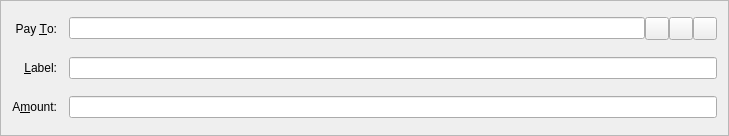
Before: the Qt Designer form src/qt/forms/sendcoinsentry.ui in gridcoin/Gridcoin-master, drawn with Qt 5.
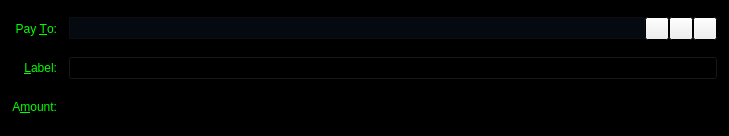
After: the same form once the commit is applied. Icons and pictures are not drawn. Custom widgets are drawn as their Qt base class.

```diff
--- a/src/qt/forms/sendcoinsentry.ui
+++ b/src/qt/forms/sendcoinsentry.ui
@@ -10,9 +10,103 @@
     <height>136</height>
    </rect>
   </property>
+  <property name="palette">
+   <palette>
+    <active>
+     <colorrole role="WindowText">
+      <brush brushstyle="SolidPattern">
+       <color alpha="255">
+        <red>0</red>
+        <green>255</green>
+        <blue>0</blue>
+       </color>
+      </brush>
+     </colorrole>
+     <colorrole role="Base">
+      <brush brushstyle="SolidPattern">
+       <color alpha="255">
+        <red>0</red>
+        <green>0</green>
+        <blue>0</blue>
+       </color>
+      </brush>
+     </colorrole>
+     <colorrole role="Window">
+      <brush brushstyle="SolidPattern">
+       <color alpha="255">
+        <red>0</red>
+        <green>0</green>
+        <blue>0</blue>
+       </color>
+      </brush>
+     </colorrole>
+    </active>
+    <inactive>
+     <colorrole role="WindowText">
+      <brush brushstyle="SolidPattern">
+       <color alpha="255">
+        <red>0</red>
+        <green>255</green>
+        <blue>0</blue>
+       </color>
+      </brush>
+     </colorrole>
+     <colorrole role="Base">
+      <brush brushstyle="SolidPattern">
+       <color alpha="255">
+        <red>0</red>
+        <green>0</green>
+        <blue>0</blue>
+       </color>
+      </brush>
+     </colorrole>
+     <colorrole role="Window">
+      <brush brushstyle="SolidPattern">
+       <color alpha="255">
+        <red>0</red>
+        <green>0</green>
+        <blue>0</blue>
+       </color>
+      </brush>
+     </colorrole>
+    </inactive>
+    <disabled>
+     <colorrole role="WindowText">
+      <brush brushstyle="SolidPattern">
+       <color alpha="255">
+        <red>120</red>
+        <green>120</green>
+        <blue>120</blue>
+       </color>
+      </brush>
+     </colorrole>
+     <colorrole role="Base">
+      <brush brushstyle="SolidPattern">
+       <color alpha="255">
+        <red>0</red>
+        <green>0</green>
+        <blue>0</blue>
+       </color>
+      </brush>
+     </colorrole>
+     <colorrole role="Window">
+      <brush brushstyle="SolidPattern">
+       <color alpha="255">
+        <red>0</red>
+        <green>0</green>
+        <blue>0</blue>
+       </color>
+      </brush>
+     </colorrole>
+    </disabled>
+   </palette>
+  </property>
   <property name="windowTitle">
    <string>Form</string>
   </property>
+  <property name="autoFillBackground">
+   <bool>true</bool>
+  </property>
   <property name="frameShape">
    <enum>QFrame::StyledPanel</enum>
   </property>
@@ -50,7 +144,480 @@
     </widget>
    </item>
    <item row="5" column="1">
-    <widget class="BitcoinAmountField" name="payAmount"/>
+    <widget class="BitcoinAmountField" name="payAmount">
+     <property name="palette">
+      <palette>
+       <active>
+        <colorrole role="WindowText">
+         <brush brushstyle="SolidPattern">
+          <color alpha="255">
+           <red>0</red>
+           <green>255</green>
+           <blue>0</blue>
+          </color>
+         </brush>
+        </colorrole>
+        <colorrole role="Button">
+         <brush brushstyle="SolidPattern">
+          <color alpha="255">
+           <red>0</red>
+           <green>0</green>
+           <blue>0</blue>
+          </color>
+         </brush>
+        </colorrole>
+        <colorrole role="Light">
+         <brush brushstyle="SolidPattern">
+          <color alpha="255">
+           <red>0</red>
+           <green>0</green>
+           <blue>0</blue>
+          </color>
+         </brush>
+        </colorrole>
+        <colorrole role="Midlight">
+         <brush brushstyle="SolidPattern">
+          <color alpha="255">
+           <red>0</red>
+           <green>0</green>
+           <blue>0</blue>
+          </color>
+         </brush>
+        </colorrole>
+        <colorrole role="Dark">
+         <brush brushstyle="SolidPattern">
+          <color alpha="255">
+           <red>0</red>
+           <green>0</green>
+           <blue>0</blue>
+          </color>
+         </brush>
+        </colorrole>
+        <colorrole role="Mid">
+         <brush brushstyle="SolidPattern">
+          <color alpha="255">
+           <red>0</red>
+           <green>0</green>
+           <blue>0</blue>
+          </color>
+         </brush>
+        </colorrole>
+        <colorrole role="Text">
+         <brush brushstyle="SolidPattern">
+          <color alpha="255">
+           <red>0</red>
+           <green>255</green>
+           <blue>0</blue>
+          </color>
+         </brush>
+        </colorrole>
+        <colorrole role="BrightText">
+         <brush brushstyle="SolidPattern">
+          <color alpha="255">
+           <red>0</red>
+           <green>0</green>
+           <blue>0</blue>
+          </color>
+         </brush>
+        </colorrole>
+        <colorrole role="ButtonText">
+         <brush brushstyle="SolidPattern">
+          <color alpha="255">
+           <red>0</red>
+           <green>255</green>
+           <blue>0</blue>
+          </color>
+         </brush>
+        </colorrole>
+        <colorrole role="Base">
+         <brush brushstyle="SolidPattern">
+          <color alpha="255">
+           <red>0</red>
+           <green>0</green>
+           <blue>0</blue>
+          </color>
+         </brush>
+        </colorrole>
+        <colorrole role="Window">
+         <brush brushstyle="SolidPattern">
+          <color alpha="255">
+           <red>0</red>
+           <green>0</green>
+           <blue>0</blue>
+          </color>
+         </brush>
+        </colorrole>
+        <colorrole role="Shadow">
+         <brush brushstyle="SolidPattern">
+          <color alpha="255">
+           <red>0</red>
+           <green>0</green>
+           <blue>0</blue>
+          </color>
+         </brush>
+        </colorrole>
+        <colorrole role="HighlightedText">
+         <brush brushstyle="SolidPattern">
+          <color alpha="255">
+           <red>0</red>
+           <green>255</green>
+           <blue>0</blue>
+          </color>
+         </brush>
+        </colorrole>
+        <colorrole role="AlternateBase">
+         <brush brushstyle="SolidPattern">
+          <color alpha="255">
+           <red>4</red>
+           <green>4</green>
+           <blue>4</blue>
+          </color>
+         </brush>
+        </colorrole>
+        <colorrole role="NoRole">
+         <brush brushstyle="SolidPattern">
+          <color alpha="255">
+           <red>4</red>
+           <green>4</green>
+           <blue>4</blue>
+          </color>
+         </brush>
+        </colorrole>
+        <colorrole role="ToolTipBase">
+         <brush brushstyle="SolidPattern">
+          <color alpha="255">
+           <red>255</red>
+           <green>255</green>
+           <blue>220</blue>
+          </color>
+         </brush>
+        </colorrole>
+        <colorrole role="ToolTipText">
+         <brush brushstyle="SolidPattern">
+          <color alpha="255">
+           <red>0</red>
+           <green>0</green>
+           <blue>0</blue>
+          </color>
+         </brush>
+        </colorrole>
+       </active>
+       <inactive>
+        <colorrole role="WindowText">
+         <brush brushstyle="SolidPattern">
+          <color alpha="255">
+           <red>0</red>
+           <green>255</green>
+           <blue>0</blue>
+          </color>
+         </brush>
+        </colorrole>
+        <colorrole role="Button">
+         <brush brushstyle="SolidPattern">
+          <color alpha="255">
+           <red>0</red>
+           <green>0</green>
+           <blue>0</blue>
+          </color>
+         </brush>
+        </colorrole>
+        <colorrole role="Light">
+         <brush brushstyle="SolidPattern">
+          <color alpha="255">
+           <red>0</red>
+           <green>0</green>
+           <blue>0</blue>
+          </color>
+         </brush>
+        </colorrole>
+        <colorrole role="Midlight">
+         <brush brushstyle="SolidPattern">
+          <color alpha="255">
+           <red>0</red>
+           <green>0</green>
+           <blue>0</blue>
+          </color>
+         </brush>
+        </colorrole>
+        <colorrole role="Dark">
+         <brush brushstyle="SolidPattern">
+          <color alpha="255">
+           <red>0</red>
+           <green>0</green>
+           <blue>0</blue>
+          </color>
+         </brush>
+        </colorrole>
+        <colorrole role="Mid">
+         <brush brushstyle="SolidPattern">
+          <color alpha="255">
+           <red>0</red>
+           <green>0</green>
+           <blue>0</blue>
+          </color>
+         </brush>
+        </colorrole>
+        <colorrole role="Text">
+         <brush brushstyle="SolidPattern">
+          <color alpha="255">
+           <red>0</red>
+           <green>255</green>
+           <blue>0</blue>
+          </color>
+         </brush>
+        </colorrole>
+        <colorrole role="BrightText">
+         <brush brushstyle="SolidPattern">
+          <color alpha="255">
+           <red>0</red>
+           <green>0</green>
+           <blue>0</blue>
+          </color>
+         </brush>
+        </colorrole>
+        <colorrole role="ButtonText">
+         <brush brushstyle="SolidPattern">
+          <color alpha="255">
+           <red>0</red>
+           <green>255</green>
+           <blue>0</blue>
+          </color>
+         </brush>
+        </colorrole>
+        <colorrole role="Base">
+         <brush brushstyle="SolidPattern">
+          <color alpha="255">
+           <red>0</red>
+           <green>0</green>
+           <blue>0</blue>
+          </color>
+         </brush>
+        </colorrole>
+        <colorrole role="Window">
+         <brush brushstyle="SolidPattern">
+          <color alpha="255">
+           <red>0</red>
+           <green>0</green>
+           <blue>0</blue>
+          </color>
+         </brush>
+        </colorrole>
+        <colorrole role="Shadow">
+         <brush brushstyle="SolidPattern">
+          <color alpha="255">
+           <red>0</red>
+           <green>0</green>
+           <blue>0</blue>
+          </color>
+         </brush>
+        </colorrole>
+        <colorrole role="HighlightedText">
+         <brush brushstyle="SolidPattern">
+          <color alpha="255">
+           <red>0</red>
+           <green>255</green>
+           <blue>0</blue>
+          </color>
+         </brush>
+        </colorrole>
+        <colorrole role="AlternateBase">
+         <brush brushstyle="SolidPattern">
+          <color alpha="255">
+           <red>4</red>
+           <green>4</green>
+           <blue>4</blue>
+          </color>
+         </brush>
+        </colorrole>
+        <colorrole role="NoRole">
+         <brush brushstyle="SolidPattern">
+          <color alpha="255">
+           <red>4</red>
+           <green>4</green>
+           <blue>4</blue>
+          </color>
+         </brush>
+        </colorrole>
+        <colorrole role="ToolTipBase">
+         <brush brushstyle="SolidPattern">
+          <color alpha="255">
+           <red>255</red>
+           <green>255</green>
+           <blue>220</blue>
+          </color>
+         </brush>
+        </colorrole>
+        <colorrole role="ToolTipText">
+         <brush brushstyle="SolidPattern">
+          <color alpha="255">
+           <red>0</red>
+           <green>0</green>
+           <blue>0</blue>
+          </color>
+         </brush>
+        </colorrole>
+       </inactive>
+       <disabled>
+        <colorrole role="WindowText">
+         <brush brushstyle="SolidPattern">
+          <color alpha="255">
+           <red>0</red>
+           <green>0</green>
+           <blue>0</blue>
+          </color>
+         </brush>
+        </colorrole>
+        <colorrole role="Button">
+         <brush brushstyle="SolidPattern">
+          <color alpha="255">
+           <red>0</red>
+           <green>0</green>
+           <blue>0</blue>
+          </color>
+         </brush>
+        </colorrole>
+        <colorrole role="Light">
+         <brush brushstyle="SolidPattern">
+          <color alpha="255">
+           <red>0</red>
+           <green>0</green>
+           <blue>0</blue>
+          </color>
+         </brush>
+        </colorrole>
+        <colorrole role="Midlight">
+         <brush brushstyle="SolidPattern">
+          <color alpha="255">
+           <red>0</red>
+           <green>0</green>
+           <blue>0</blue>
+          </color>
+         </brush>
+        </colorrole>
+        <colorrole role="Dark">
+         <brush brushstyle="SolidPattern">
+          <color alpha="255">
+           <red>0</red>
+           <green>0</green>
+           <blue>0</blue>
+          </color>
+         </brush>
+        </colorrole>
+        <colorrole role="Mid">
+         <brush brushstyle="SolidPattern">
+          <color alpha="255">
+           <red>0</red>
+           <green>0</green>
+           <blue>0</blue>
+          </color>
+         </brush>
+        </colorrole>
+        <colorrole role="Text">
+         <brush brushstyle="SolidPattern">
+          <color alpha="255">
+           <red>0</red>
+           <green>0</green>
+           <blue>0</blue>
+          </color>
+         </brush>
+        </colorrole>
+        <colorrole role="BrightText">
+         <brush brushstyle="SolidPattern">
+          <color alpha="255">
+           <red>0</red>
+           <green>0</green>
+           <blue>0</blue>
+          </color>
+         </brush>
+        </colorrole>
+        <colorrole role="ButtonText">
+         <brush brushstyle="SolidPattern">
+          <color alpha="255">
+           <red>0</red>
+           <green>0</green>
+           <blue>0</blue>
+          </color>
+         </brush>
+        </colorrole>
+        <colorrole role="Base">
+         <brush brushstyle="SolidPattern">
+          <color alpha="255">
+           <red>0</red>
+           <green>0</green>
+           <blue>0</blue>
+          </color>
+         </brush>
+        </colorrole>
+        <colorrole role="Window">
+         <brush brushstyle="SolidPattern">
+          <color alpha="255">
+           <red>0</red>
+           <green>0</green>
+           <blue>0</blue>
+          </color>
+         </brush>
+        </colorrole>
+        <colorrole role="Shadow">
+         <brush brushstyle="SolidPattern">
+          <color alpha="255">
+           <red>0</red>
+           <green>0</green>
+           <blue>0</blue>
+          </color>
+         </brush>
+        </colorrole>
+        <colorrole role="HighlightedText">
+         <brush brushstyle="SolidPattern">
+          <color alpha="255">
+           <red>0</red>
+           <green>255</green>
+           <blue>0</blue>
+          </color>
+         </brush>
+        </colorrole>
+        <colorrole role="AlternateBase">
+         <brush brushstyle="SolidPattern">
+          <color alpha="255">
+           <red>4</red>
+           <green>4</green>
+           <blue>4</blue>
+          </color>
+         </brush>
+        </colorrole>
+        <colorrole role="NoRole">
+         <brush brushstyle="SolidPattern">
+          <color alpha="255">
+           <red>4</red>
+           <green>4</green>
+           <blue>4</blue>
+          </color>
+         </brush>
+        </colorrole>
+        <colorrole role="ToolTipBase">
+         <brush brushstyle="SolidPattern">
+          <color alpha="255">
+           <red>255</red>
+           <green>255</green>
+           <blue>220</blue>
+          </color>
+         </brush>
+        </colorrole>
+        <colorrole role="ToolTipText">
+         <brush brushstyle="SolidPattern">
+          <color alpha="255">
+           <red>0</red>
+           <green>0</green>
+           <blue>0</blue>
+          </color>
+         </brush>
+        </colorrole>
+       </disabled>
+      </palette>
+     </property>
+     <property name="autoFillBackground">
+      <bool>true</bool>
+     </property>
+    </widget>
    </item>
    <item row="4" column="0">
     <widget class="QLabel" name="label_4">
@@ -72,9 +639,481 @@
      </property>
      <item>
       <widget class="QValidatedLineEdit" name="payTo">
+       <property name="palette">
+        <palette>
+         <active>
+          <colorrole role="WindowText">
+           <brush brushstyle="SolidPattern">
+            <color alpha="255">
+             <red>0</red>
+             <green>255</green>
+             <blue>0</blue>
+            </color>
+           </brush>
+          </colorrole>
+          <colorrole role="Button">
+           <brush brushstyle="SolidPattern">
+            <color alpha="255">
+             <red>33</red>
+             <green>33</green>
+             <blue>33</blue>
+            </color>
+           </brush>
+          </colorrole>
+          <colorrole role="Light">
+           <brush brushstyle="SolidPattern">
+            <color alpha="255">
+             <red>49</red>
+             <green>49</green>
+             <blue>49</blue>
+            </color>
+           </brush>
+          </colorrole>
+          <colorrole role="Midlight">
+           <brush brushstyle="SolidPattern">
+            <color alpha="255">
+             <red>41</red>
+             <green>41</green>
+             <blue>41</blue>
+            </color>
+           </brush>
+          </colorrole>
+          <colorrole role="Dark">
+           <brush brushstyle="SolidPattern">
+            <color alpha="255">
+             <red>16</red>
+             <green>16</green>
+             <blue>16</blue>
+            </color>
+           </brush>
+          </colorrole>
+          <colorrole role="Mid">
+           <brush brushstyle="SolidPattern">
+            <color alpha="255">
+             <red>22</red>
+             <green>22</green>
+             <blue>22</blue>
+            </color>
+           </brush>
+          </colorrole>
+          <colorrole role="Text">
+           <brush brushstyle="SolidPattern">
+            <color alpha="255">
+             <red>0</red>
+             <green>255</green>
+             <blue>0</blue>
+            </color>
+           </brush>
+          </colorrole>
+          <colorrole role="BrightText">
+           <brush brushstyle="SolidPattern">
+            <color alpha="255">
+             <red>0</red>
+             <green>255</green>
+             <blue>0</blue>
+            </color>
+           </brush>
+          </colorrole>
+          <colorrole role="ButtonText">
+           <brush brushstyle="SolidPattern">
+            <color alpha="255">
+             <red>0</red>
+             <green>255</green>
+             <blue>0</blue>
+            </color>
+           </brush>
+          </colorrole>
+          <colorrole role="Base">
+           <brush brushstyle="SolidPattern">
+            <color alpha="255">
+             <red>5</red>
+             <green>10</green>
+             <blue>17</blue>
+            </color>
+           </brush>
+          </colorrole>
+          <colorrole role="Window">
+           <brush brushstyle="SolidPattern">
+            <color alpha="255">
+             <red>20</red>
+             <green>20</green>
+             <blue>20</blue>
+            </color>
+           </brush>
+          </colorrole>
+          <colorrole role="Shadow">
+           <brush brushstyle="SolidPattern">
+            <color alpha="255">
+             <red>0</red>
+             <green>0</green>
+             <blue>0</blue>
+            </color>
+           </brush>
+          </colorrole>
+          <colorrole role="HighlightedText">
+           <brush brushstyle="SolidPattern">
+            <color alpha="255">
+             <red>0</red>
+             <green>0</green>
+             <blue>0</blue>
+            </color>
+           </brush>
+          </colorrole>
+          <colorrole role="AlternateBase">
+           <brush brushstyle="SolidPattern">
+            <color alpha="255">
+             <red>16</red>
+             <green>16</green>
+             <blue>16</blue>
+            </color>
+           </brush>
+          </colorrole>
+          <colorrole role="NoRole">
+           <brush brushstyle="SolidPattern">
+            <color alpha="255">
+             <red>0</red>
+             <green>0</green>
+             <blue>127</blue>
+            </color>
+           </brush>
+          </colorrole>
+          <colorrole role="ToolTipBase">
+           <brush brushstyle="SolidPattern">
+            <color alpha="255">
+             <red>0</red>
+             <green>0</green>
+             <blue>0</blue>
+            </color>
+           </brush>
+          </colorrole>
+          <colorrole role="ToolTipText">
+           <brush brushstyle="SolidPattern">
+            <color alpha="255">
+             <red>0</red>
+             <green>0</green>
+             <blue>0</blue>
+            </color>
+           </brush>
+          </colorrole>
+         </active>
+         <inactive>
+          <colorrole role="WindowText">
+           <brush brushstyle="SolidPattern">
+            <color alpha="255">
+             <red>0</red>
+             <green>255</green>
+             <blue>0</blue>
+            </color>
+           </brush>
+          </colorrole>
+          <colorrole role="Button">
+           <brush brushstyle="SolidPattern">
+            <color alpha="255">
+             <red>33</red>
+             <green>33</green>
+             <blue>33</blue>
+            </color>
+           </brush>
+          </colorrole>
+          <colorrole role="Light">
+           <brush brushstyle="SolidPattern">
+            <color alpha="255">
+             <red>49</red>
+             <green>49</green>
+             <blue>49</blue>
+            </color>
+           </brush>
+          </colorrole>
+          <colorrole role="Midlight">
+           <brush brushstyle="SolidPattern">
+            <color alpha="255">
+             <red>41</red>
+             <green>41</green>
+             <blue>41</blue>
+            </color>
+           </brush>
+          </colorrole>
+          <colorrole role="Dark">
+           <brush brushstyle="SolidPattern">
+            <color alpha="255">
+             <red>16</red>
+             <green>16</green>
+             <blue>16</blue>
+            </color>
+           </brush>
+          </colorrole>
+          <colorrole role="Mid">
+           <brush brushstyle="SolidPattern">
+            <color alpha="255">
+             <red>22</red>
+             <green>22</green>
+             <blue>22</blue>
+            </color>
+           </brush>
+          </colorrole>
+          <colorrole role="Text">
+           <brush brushstyle="SolidPattern">
+            <color alpha="255">
+             <red>0</red>
+             <green>255</green>
+             <blue>0</blue>
+            </color>
+           </brush>
+          </colorrole>
+          <colorrole role="BrightText">
+           <brush brushstyle="SolidPattern">
+            <color alpha="255">
+             <red>0</red>
+             <green>255</green>
+             <blue>0</blue>
+            </color>
+           </brush>
+          </colorrole>
+          <colorrole role="ButtonText">
+           <brush brushstyle="SolidPattern">
+            <color alpha="255">
+             <red>0</red>
+             <green>255</green>
+             <blue>0</blue>
+            </color>
+           </brush>
+          </colorrole>
+          <colorrole role="Base">
+           <brush brushstyle="SolidPattern">
+            <color alpha="255">
+             <red>5</red>
+             <green>10</green>
+             <blue>17</blue>
+            </color>
+           </brush>
+          </colorrole>
+          <colorrole role="Window">
+           <brush brushstyle="SolidPattern">
+            <color alpha="255">
+             <red>20</red>
+             <green>20</green>
+             <blue>20</blue>
+            </color>
+           </brush>
+          </colorrole>
+          <colorrole role="Shadow">
+           <brush brushstyle="SolidPattern">
+            <color alpha="255">
+             <red>0</red>
+             <green>0</green>
+             <blue>0</blue>
+            </color>
+           </brush>
+          </colorrole>
+          <colorrole role="HighlightedText">
+           <brush brushstyle="SolidPattern">
+            <color alpha="255">
+             <red>0</red>
+             <green>0</green>
+             <blue>0</blue>
+            </color>
+           </brush>
+          </colorrole>
+          <colorrole role="AlternateBase">
+           <brush brushstyle="SolidPattern">
+            <color alpha="255">
+             <red>16</red>
+             <green>16</green>
+             <blue>16</blue>
+            </color>
+           </brush>
+          </colorrole>
+          <colorrole role="NoRole">
+           <brush brushstyle="SolidPattern">
+            <color alpha="255">
+             <red>0</red>
+             <green>0</green>
+             <blue>127</blue>
+            </color>
+           </brush>
+          </colorrole>
+          <colorrole role="ToolTipBase">
+           <brush brushstyle="SolidPattern">
+            <color alpha="255">
+             <red>0</red>
+             <green>0</green>
+             <blue>0</blue>
+            </color>
+           </brush>
+          </colorrole>
+          <colorrole role="ToolTipText">
+           <brush brushstyle="SolidPattern">
+            <color alpha="255">
+             <red>0</red>
+             <green>0</green>
+             <blue>0</blue>
+            </color>
+           </brush>
+          </colorrole>
+         </inactive>
+         <disabled>
+          <colorrole role="WindowText">
+           <brush brushstyle="SolidPattern">
+            <color alpha="255">
+             <red>16</red>
+             <green>16</green>
+             <blue>16</blue>
+            </color>
+           </brush>
+          </colorrole>
+          <colorrole role="Button">
+           <brush brushstyle="SolidPattern">
+            <color alpha="255">
+             <red>33</red>
+             <green>33</green>
+             <blue>33</blue>
+            </color>
+           </brush>
+          </colorrole>
+          <colorrole role="Light">
+           <brush brushstyle="SolidPattern">
+            <color alpha="255">
+             <red>49</red>
+             <green>49</green>
+             <blue>49</blue>
+            </color>
+           </brush>
+          </colorrole>
+          <colorrole role="Midlight">
+           <brush brushstyle="SolidPattern">
+            <color alpha="255">
+             <red>41</red>
+             <green>41</green>
+             <blue>41</blue>
+            </color>
+           </brush>
+          </colorrole>
+          <colorrole role="Dark">
+           <brush brushstyle="SolidPattern">
+            <color alpha="255">
+             <red>16</red>
+             <green>16</green>
+             <blue>16</blue>
+            </color>
+           </brush>
+          </colorrole>
+          <colorrole role="Mid">
+           <brush brushstyle="SolidPattern">
+            <color alpha="255">
+             <red>22</red>
+             <green>22</green>
+             <blue>22</blue>
+            </color>
+           </brush>
+          </colorrole>
+          <colorrole role="Text">
+           <brush brushstyle="SolidPattern">
+            <color alpha="255">
+             <red>16</red>
+             <green>16</green>
+             <blue>16</blue>
+            </color>
+           </brush>
+          </colorrole>
+          <colorrole role="BrightText">
+           <brush brushstyle="SolidPattern">
+            <color alpha="255">
+             <red>0</red>
+             <green>255</green>
+             <blue>0</blue>
+            </color>
+           </brush>
+          </colorrole>
+          <colorrole role="ButtonText">
+           <brush brushstyle="SolidPattern">
+            <color alpha="255">
+             <red>16</red>
+             <green>16</green>
+             <blue>16</blue>
+            </color>
+           </brush>
+          </colorrole>
+          <colorrole role="Base">
+           <brush brushstyle="SolidPattern">
+            <color alpha="255">
+             <red>20</red>
+             <green>20</green>
+             <blue>20</blue>
+            </color>
+           </brush>
+          </colorrole>
+          <colorrole role="Window">
+           <brush brushstyle="SolidPattern">
+            <color alpha="255">
+             <red>20</red>
+             <green>20</green>
+             <blue>20</blue>
+            </color>
+           </brush>
+          </colorrole>
+          <colorrole role="Shadow">
+           <brush brushstyle="SolidPattern">
+            <color alpha="255">
+             <red>0</red>
+             <green>0</green>
+             <blue>0</blue>
+            </color>
+           </brush>
+          </colorrole>
+          <colorrole role="HighlightedText">
+           <brush brushstyle="SolidPattern">
+            <color alpha="255">
+             <red>0</red>
+             <green>0</green>
+             <blue>0</blue>
+            </color>
+           </brush>
+          </colorrole>
+          <colorrole role="AlternateBase">
+           <brush brushstyle="SolidPattern">
+            <color alpha="255">
+             <red>33</red>
+             <green>33</green>
+             <blue>33</blue>
+            </color>
+           </brush>
+          </colorrole>
+          <colorrole role="NoRole">
+           <brush brushstyle="SolidPattern">
+            <color alpha="255">
+             <red>0</red>
+             <green>0</green>
+             <blue>127</blue>
+            </color>
+           </brush>
+          </colorrole>
+          <colorrole role="ToolTipBase">
+           <brush brushstyle="SolidPattern">
+            <color alpha="255">
+             <red>0</red>
+             <green>0</green>
+             <blue>0</blue>
+            </color>
+           </brush>
+          </colorrole>
+          <colorrole role="ToolTipText">
+           <brush brushstyle="SolidPattern">
+            <color alpha="255">
+             <red>0</red>
+             <green>0</green>
+             <blue>0</blue>
+            </color>
+           </brush>
+          </colorrole>
+         </disabled>
+        </palette>
+       </property>
        <property name="toolTip">
         <string>The address to send the payment to (e.g. 1NS17iag9jJgTHD1VXjvLCEnZuQ3rJDE9L)</string>
        </property>
+       <property name="autoFillBackground">
+        <bool>true</bool>
+       </property>
        <property name="maxLength">
         <number>34</number>
        </property>
@@ -132,9 +1171,427 @@
    </item>
    <item row="4" column="1">
     <widget class="QValidatedLineEdit" name="addAsLabel">
+     <property name="palette">
+      <palette>
+       <active>
+        <colorrole role="WindowText">
+         <brush brushstyle="SolidPattern">
+          <color alpha="255">
+           <red>0</red>
+           <green>255</green>
+           <blue>0</blue>
+          </color>
+         </brush>
+        </colorrole>
+        <colorrole role="Button">
+         <brush brushstyle="SolidPattern">
+          <color alpha="255">
+           <red>0</red>
+           <green>255</green>
+           <blue>0</blue>
+          </color>
+         </brush>
+        </colorrole>
+        <colorrole role="Light">
+         <brush brushstyle="SolidPattern">
+          <color alpha="255">
+           <red>0</red>
+           <green>0</green>
+           <blue>0</blue>
+          </color>
+         </brush>
+        </colorrole>
+        <colorrole role="Midlight">
+         <brush brushstyle="SolidPattern">
+          <color alpha="255">
+           <red>0</red>
+           <green>0</green>
+           <blue>127</blue>
+          </color>
+         </brush>
+        </colorrole>
+        <colorrole role="Dark">
+         <brush brushstyle="SolidPattern">
+          <color alpha="255">
+           <red>0</red>
+           <green>0</green>
+           <blue>0</blue>
+          </color>
+         </brush>
+        </colorrole>
+        <colorrole role="Text">
+         <brush brushstyle="SolidPattern">
+          <color alpha="255">
+           <red>0</red>
+           <green>255</green>
+           <blue>0</blue>
+          </color>
+         </brush>
+        </colorrole>
+        <colorrole role="BrightText">
+         <brush brushstyle="SolidPattern">
+          <color alpha="255">
+           <red>0</red>
+           <green>255</green>
+           <blue>0</blue>
+          </color>
+         </brush>
+        </colorrole>
+        <colorrole role="ButtonText">
+         <brush brushstyle="SolidPattern">
+          <color alpha="255">
+           <red>0</red>
+           <green>0</green>
+           <blue>0</blue>
+          </color>
+         </brush>
+        </colorrole>
+        <colorrole role="Base">
+         <brush brushstyle="SolidPattern">
+          <color alpha="255">
+           <red>0</red>
+           <green>0</green>
+           <blue>0</blue>
+          </color>
+         </brush>
+        </colorrole>
+        <colorrole role="Window">
+         <brush brushstyle="SolidPattern">
+          <color alpha="255">
+           <red>33</red>
+           <green>33</green>
+           <blue>33</blue>
+          </color>
+         </brush>
+        </colorrole>
+        <colorrole role="Highlight">
+         <brush brushstyle="SolidPattern">
+          <color alpha="255">
+           <red>51</red>
+           <green>153</green>
+           <blue>255</blue>
+          </color>
+         </brush>
+        </colorrole>
+        <colorrole role="HighlightedText">
+         <brush brushstyle="SolidPattern">
+          <color alpha="255">
+           <red>0</red>
+           <green>255</green>
+           <blue>0</blue>
+          </color>
+         </brush>
+        </colorrole>
+        <colorrole role="AlternateBase">
+         <brush brushstyle="SolidPattern">
+          <color alpha="255">
+           <red>0</red>
+           <green>0</green>
+           <blue>0</blue>
+          </color>
+         </brush>
+        </colorrole>
+        <colorrole role="NoRole">
+         <brush brushstyle="SolidPattern">
+          <color alpha="255">
+           <red>0</red>
+           <green>0</green>
+           <blue>127</blue>
+          </color>
+         </brush>
+        </colorrole>
+        <colorrole role="ToolTipBase">
+         <brush brushstyle="SolidPattern">
+          <color alpha="255">
+           <red>0</red>
+           <green>255</green>
+           <blue>255</blue>
+          </color>
+         </brush>
+        </colorrole>
+       </active>
+       <inactive>
+        <colorrole role="WindowText">
+         <brush brushstyle="SolidPattern">
+          <color alpha="255">
+           <red>0</red>
+           <green>255</green>
+           <blue>0</blue>
+          </color>
+         </brush>
+        </colorrole>
+        <colorrole role="Button">
+         <brush brushstyle="SolidPattern">
+          <color alpha="255">
+           <red>0</red>
+           <green>255</green>
+           <blue>0</blue>
+          </color>
+         </brush>
+        </colorrole>
+        <colorrole role="Light">
+         <brush brushstyle="SolidPattern">
+          <color alpha="255">
+           <red>0</red>
+           <green>0</green>
+           <blue>0</blue>
+          </color>
+         </brush>
+        </colorrole>
+        <colorrole role="Midlight">
+         <brush brushstyle="SolidPattern">
+          <color alpha="255">
+           <red>227</red>
+           <green>227</green>
+           <blue>227</blue>
+          </color>
+         </brush>
+        </colorrole>
+        <colorrole role="Dark">
+         <brush brushstyle="SolidPattern">
+          <color alpha="255">
+           <red>0</red>
+           <green>0</green>
+           <blue>0</blue>
+          </color>
+         </brush>
+        </colorrole>
+        <colorrole role="Text">
+         <brush brushstyle="SolidPattern">
+          <color alpha="255">
+           <red>0</red>
+           <green>255</green>
+           <blue>0</blue>
+          </color>
+         </brush>
+        </colorrole>
+        <colorrole role="BrightText">
+         <brush brushstyle="SolidPattern">
+          <color alpha="255">
+           <red>0</red>
+           <green>255</green>
+           <blue>0</blue>
+          </color>
+         </brush>
+        </colorrole>
+        <colorrole role="ButtonText">
+         <brush brushstyle="SolidPattern">
+          <color alpha="255">
+           <red>0</red>
+           <green>0</green>
+           <blue>0</blue>
+          </color>
+         </brush>
+        </colorrole>
+        <colorrole role="Base">
+         <brush brushstyle="SolidPattern">
+          <color alpha="255">
+           <red>0</red>
+           <green>0</green>
+           <blue>0</blue>
+          </color>
+         </brush>
+        </colorrole>
+        <colorrole role="Window">
+         <brush brushstyle="SolidPattern">
+          <color alpha="255">
+           <red>33</red>
+           <green>33</green>
+           <blue>33</blue>
+          </color>
+         </brush>
+        </colorrole>
+        <colorrole role="Highlight">
+         <brush brushstyle="SolidPattern">
+          <color alpha="255">
+           <red>0</red>
+           <green>0</green>
+           <blue>0</blue>
+          </color>
+         </brush>
+        </colorrole>
+        <colorrole role="HighlightedText">
+         <brush brushstyle="SolidPattern">
+          <color alpha="255">
+           <red>0</red>
+           <green>255</green>
+           <blue>0</blue>
+          </color>
+         </brush>
+        </colorrole>
+        <colorrole role="AlternateBase">
+         <brush brushstyle="SolidPattern">
+          <color alpha="255">
+           <red>0</red>
+           <green>0</green>
+           <blue>0</blue>
+          </color>
+         </brush>
+        </colorrole>
+        <colorrole role="NoRole">
+         <brush brushstyle="SolidPattern">
+          <color alpha="255">
+           <red>0</red>
+           <green>0</green>
+           <blue>127</blue>
+          </color>
+         </brush>
+        </colorrole>
+        <colorrole role="ToolTipBase">
+         <brush brushstyle="SolidPattern">
+          <color alpha="255">
+           <red>0</red>
+           <green>0</green>
+           <blue>127</blue>
+          </color>
+         </brush>
+        </colorrole>
+       </inactive>
+       <disabled>
+        <colorrole role="WindowText">
+         <brush brushstyle="SolidPattern">
+          <color alpha="255">
+           <red>0</red>
+           <green>0</green>
+           <blue>0</blue>
+          </color>
+         </brush>
+        </colorrole>
+        <colorrole role="Button">
+         <brush brushstyle="SolidPattern">
+          <color alpha="255">
+           <red>0</red>
+           <green>255</green>
+           <blue>0</blue>
+          </color>
+         </brush>
+        </colorrole>
+        <colorrole role="Light">
+         <brush brushstyle="SolidPattern">
+          <color alpha="255">
+           <red>0</red>
+           <green>0</green>
+           <blue>0</blue>
+          </color>
+         </brush>
+        </colorrole>
+        <colorrole role="Midlight">
+         <brush brushstyle="SolidPattern">
+          <color alpha="255">
+           <red>247</red>
+           <green>247</green>
+           <blue>247</blue>
+          </color>
+         </brush>
+        </colorrole>
+        <colorrole role="Dark">
+         <brush brushstyle="SolidPattern">
+          <color alpha="255">
+           <red>0</red>
+           <green>0</green>
+           <blue>0</blue>
+          </color>
+         </brush>
+        </colorrole>
+        <colorrole role="Text">
+         <brush brushstyle="SolidPattern">
+          <color alpha="255">
+           <red>0</red>
+           <green>0</green>
+           <blue>0</blue>
+          </color>
+         </brush>
+        </colorrole>
+        <colorrole role="BrightText">
+         <brush brushstyle="SolidPattern">
+          <color alpha="255">
+           <red>0</red>
+           <green>255</green>
+           <blue>0</blue>
+          </color>
+         </brush>
+        </colorrole>
+        <colorrole role="ButtonText">
+         <brush brushstyle="SolidPattern">
+          <color alpha="255">
+           <red>0</red>
+           <green>0</green>
+           <blue>0</blue>
+          </color>
+         </brush>
+        </colorrole>
+        <colorrole role="Base">
+         <brush brushstyle="SolidPattern">
+          <color alpha="255">
+           <red>33</red>
+           <green>33</green>
+           <blue>33</blue>
+          </color>
+         </brush>
+        </colorrole>
+        <colorrole role="Window">
+         <brush brushstyle="SolidPattern">
+          <color alpha="255">
+           <red>33</red>
+           <green>33</green>
+           <blue>33</blue>
+          </color>
+         </brush>
+        </colorrole>
+        <colorrole role="Highlight">
+         <brush brushstyle="SolidPattern">
+          <color alpha="255">
+           <red>51</red>
+           <green>153</green>
+           <blue>255</blue>
+          </color>
+         </brush>
+        </colorrole>
+        <colorrole role="HighlightedText">
+         <brush brushstyle="SolidPattern">
+          <color alpha="255">
+           <red>0</red>
+           <green>255</green>
+           <blue>0</blue>
+          </color>
+         </brush>
+        </colorrole>
+        <colorrole role="AlternateBase">
+         <brush brushstyle="SolidPattern">
+          <color alpha="255">
+           <red>0</red>
+           <green>0</green>
+           <blue>0</blue>
+          </color>
+         </brush>
+        </colorrole>
+        <colorrole role="NoRole">
+         <brush brushstyle="SolidPattern">
+          <color alpha="255">
+           <red>0</red>
+           <green>0</green>
+           <blue>127</blue>
+          </color>
+         </brush>
+        </colorrole>
+        <colorrole role="ToolTipBase">
+         <brush brushstyle="SolidPattern">
+          <color alpha="255">
+           <red>255</red>
+           <green>255</green>
+           <blue>220</blue>
+          </color>
+         </brush>
+        </colorrole>
+       </disabled>
+      </palette>
+     </property>
      <property name="toolTip">
       <string>Enter a label for this address to add it to your address book</string>
      </property>
+     <property name="autoFillBackground">
+      <bool>true</bool>
+     </property>
     </widget>
    </item>
   </layout>
```
